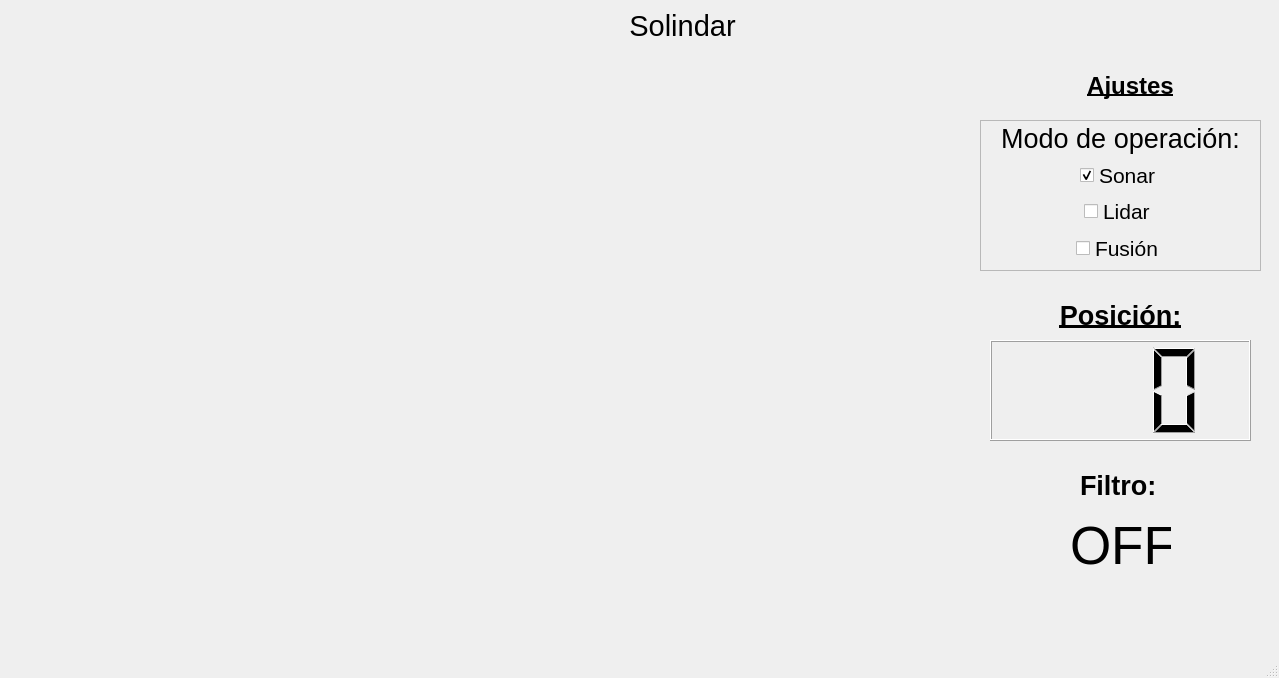
This is software/Solindar.ui in USB-EC3883-III-2019/EC3883-G07 as Qt 5 draws it before an edit. The edited form follows.
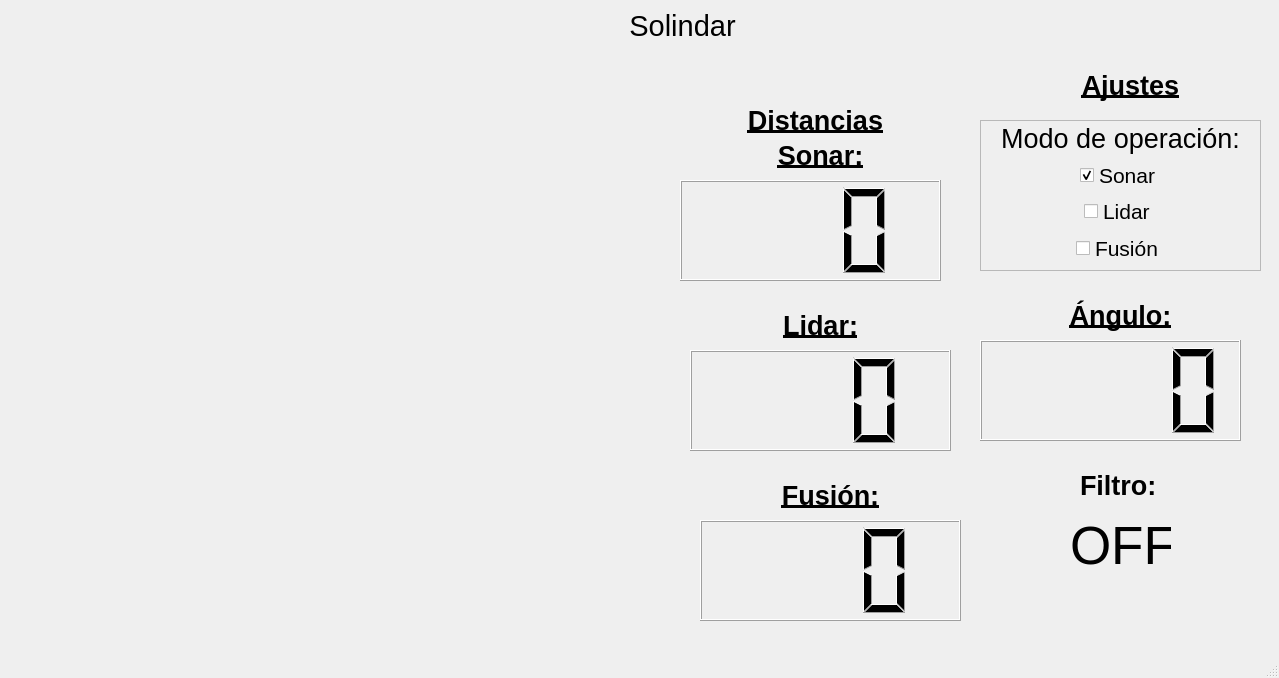
This is the edited form. Icons and pictures are not drawn. Custom widgets are drawn as their Qt base class.

The edit to the form file:
```diff
--- a/software/Solindar.ui
+++ b/software/Solindar.ui
@@ -27,22 +27,26 @@
     <property name="geometry">
      <rect>
       <x>19</x>
-      <y>132</y>
-      <width>951</width>
-      <height>461</height>
+      <y>102</y>
+      <width>651</width>
+      <height>531</height>
      </rect>
     </property>
    </widget>
    <widget class="QWidget" name="horizontalLayoutWidget">
     <property name="geometry">
      <rect>
-      <x>19</x>
-      <y>62</y>
+      <x>30</x>
+      <y>40</y>
       <width>951</width>
-      <height>71</height>
+      <height>51</height>
      </rect>
     </property>
-    <layout class="QHBoxLayout" name="hlayout"/>
+    <layout class="QHBoxLayout" name="hlayout">
+     <item>
+      <widget class="QWidget" name="navigation" native="true"/>
+     </item>
+    </layout>
    </widget>
    <widget class="QFrame" name="frame_2">
     <property name="geometry">
@@ -125,7 +129,7 @@
     </property>
     <property name="font">
      <font>
-      <pointsize>18</pointsize>
+      <pointsize>20</pointsize>
       <weight>75</weight>
       <bold>true</bold>
       <underline>true</underline>
@@ -138,16 +142,6 @@
      <set>Qt::AlignCenter</set>
     </property>
    </widget>
-   <widget class="QWidget" name="navigation" native="true">
-    <property name="geometry">
-     <rect>
-      <x>20</x>
-      <y>60</y>
-      <width>951</width>
-      <height>71</height>
-     </rect>
-    </property>
-   </widget>
    <widget class="QLabel" name="label_5">
     <property name="geometry">
      <rect>
@@ -187,7 +181,7 @@
      </font>
     </property>
     <property name="text">
-     <string>Posición:</string>
+     <string>Ángulo:</string>
     </property>
     <property name="textFormat">
      <enum>Qt::AutoText</enum>
@@ -199,7 +193,7 @@
    <widget class="QLCDNumber" name="lcdNumber">
     <property name="geometry">
      <rect>
-      <x>990</x>
+      <x>980</x>
       <y>340</y>
       <width>261</width>
       <height>101</height>
@@ -209,7 +203,7 @@
      <bool>true</bool>
     </property>
     <property name="digitCount">
-     <number>3</number>
+     <number>4</number>
     </property>
     <property name="segmentStyle">
      <enum>QLCDNumber::Filled</enum>
@@ -259,6 +253,186 @@
      <string>OFF</string>
     </property>
    </widget>
+   <widget class="QLabel" name="label_7">
+    <property name="geometry">
+     <rect>
+      <x>730</x>
+      <y>140</y>
+      <width>181</width>
+      <height>31</height>
+     </rect>
+    </property>
+    <property name="font">
+     <font>
+      <pointsize>20</pointsize>
+      <weight>75</weight>
+      <bold>true</bold>
+      <underline>true</underline>
+     </font>
+    </property>
+    <property name="text">
+     <string>Sonar:</string>
+    </property>
+    <property name="textFormat">
+     <enum>Qt::AutoText</enum>
+    </property>
+    <property name="alignment">
+     <set>Qt::AlignCenter</set>
+    </property>
+   </widget>
+   <widget class="QLCDNumber" name="lcdNumber_2">
+    <property name="geometry">
+     <rect>
+      <x>680</x>
+      <y>180</y>
+      <width>261</width>
+      <height>101</height>
+     </rect>
+    </property>
+    <property name="smallDecimalPoint">
+     <bool>true</bool>
+    </property>
+    <property name="digitCount">
+     <number>3</number>
+    </property>
+    <property name="segmentStyle">
+     <enum>QLCDNumber::Filled</enum>
+    </property>
+    <property name="value" stdset="0">
+     <double>0.000000000000000</double>
+    </property>
+    <property name="intValue" stdset="0">
+     <number>0</number>
+    </property>
+   </widget>
+   <widget class="QLCDNumber" name="lcdNumber_3">
+    <property name="geometry">
+     <rect>
+      <x>690</x>
+      <y>350</y>
+      <width>261</width>
+      <height>101</height>
+     </rect>
+    </property>
+    <property name="smallDecimalPoint">
+     <bool>true</bool>
+    </property>
+    <property name="digitCount">
+     <number>3</number>
+    </property>
+    <property name="segmentStyle">
+     <enum>QLCDNumber::Filled</enum>
+    </property>
+    <property name="value" stdset="0">
+     <double>0.000000000000000</double>
+    </property>
+    <property name="intValue" stdset="0">
+     <number>0</number>
+    </property>
+   </widget>
+   <widget class="QLabel" name="label_8">
+    <property name="geometry">
+     <rect>
+      <x>730</x>
+      <y>310</y>
+      <width>181</width>
+      <height>31</height>
+     </rect>
+    </property>
+    <property name="font">
+     <font>
+      <pointsize>20</pointsize>
+      <weight>75</weight>
+      <bold>true</bold>
+      <underline>true</underline>
+     </font>
+    </property>
+    <property name="text">
+     <string>Lidar:</string>
+    </property>
+    <property name="textFormat">
+     <enum>Qt::AutoText</enum>
+    </property>
+    <property name="alignment">
+     <set>Qt::AlignCenter</set>
+    </property>
+   </widget>
+   <widget class="QLCDNumber" name="lcdNumber_4">
+    <property name="geometry">
+     <rect>
+      <x>700</x>
+      <y>520</y>
+      <width>261</width>
+      <height>101</height>
+     </rect>
+    </property>
+    <property name="smallDecimalPoint">
+     <bool>true</bool>
+    </property>
+    <property name="digitCount">
+     <number>3</number>
+    </property>
+    <property name="segmentStyle">
+     <enum>QLCDNumber::Filled</enum>
+    </property>
+    <property name="value" stdset="0">
+     <double>0.000000000000000</double>
+    </property>
+    <property name="intValue" stdset="0">
+     <number>0</number>
+    </property>
+   </widget>
+   <widget class="QLabel" name="label_9">
+    <property name="geometry">
+     <rect>
+      <x>740</x>
+      <y>480</y>
+      <width>181</width>
+      <height>31</height>
+     </rect>
+    </property>
+    <property name="font">
+     <font>
+      <pointsize>20</pointsize>
+      <weight>75</weight>
+      <bold>true</bold>
+      <underline>true</underline>
+     </font>
+    </property>
+    <property name="text">
+     <string>Fusión:</string>
+    </property>
+    <property name="textFormat">
+     <enum>Qt::AutoText</enum>
+    </property>
+    <property name="alignment">
+     <set>Qt::AlignCenter</set>
+    </property>
+   </widget>
+   <widget class="QLabel" name="label_3">
+    <property name="geometry">
+     <rect>
+      <x>740</x>
+      <y>100</y>
+      <width>151</width>
+      <height>41</height>
+     </rect>
+    </property>
+    <property name="font">
+     <font>
+      <pointsize>20</pointsize>
+      <weight>75</weight>
+      <bold>true</bold>
+      <underline>true</underline>
+     </font>
+    </property>
+    <property name="text">
+     <string>Distancias</string>
+    </property>
+    <property name="alignment">
+     <set>Qt::AlignCenter</set>
+    </property>
+   </widget>
   </widget>
   <widget class="QMenuBar" name="menubar">
    <property name="enabled">
```
